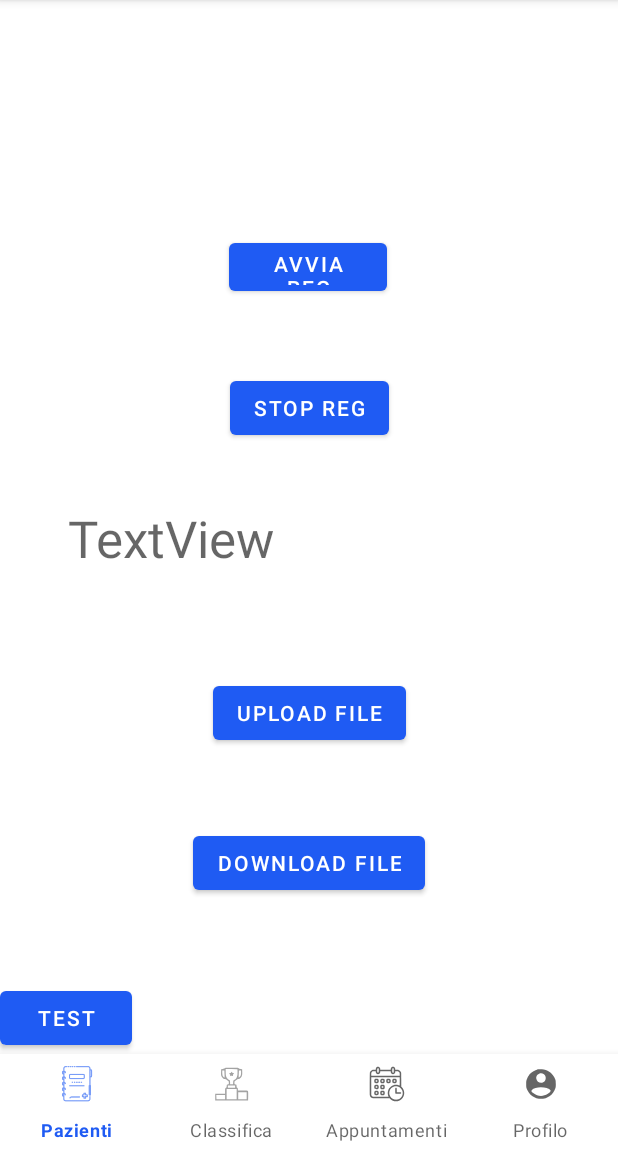
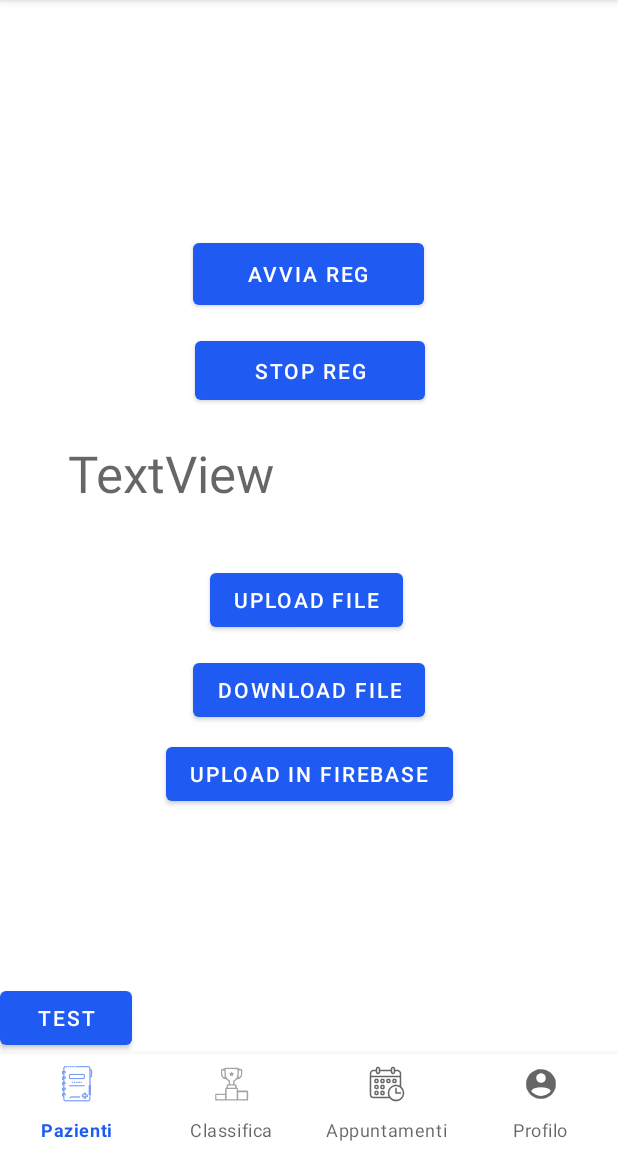
Before and after one commit to FilippoChinniUNIBA/PronuntiApp, an Android app: the fragment TestApiFragment placed in its activity, on a phone screen of 412 x 824 dp, the part 84-1236 px from its top. Run offline under Robolectric (Android 15) with nearby library versions, the phone set to English and light mode, and no system bars; our stand-ins replace Firebase (no records; nobody signed in at launch, a user with empty details on screens opened directly); libraries missing offline, so code that uses them is left out: com.google.auth.oauth2, com.google.cloud.speech, com.google.cloud.storage.

Commit message:
update TestApiFragment.java with firebaseUpload

```diff
--- a/app/build.gradle.kts
+++ b/app/build.gradle.kts
@@ -43,6 +43,7 @@ dependencies {
     implementation("androidx.constraintlayout:constraintlayout:2.1.4")
     implementation("com.google.firebase:firebase-database:20.3.0")
     implementation ("com.google.firebase:firebase-auth:22.3.1")
+    implementation("com.google.firebase:firebase-storage:20.3.0")
     testImplementation("junit:junit:4.13.2")
     androidTestImplementation("androidx.test.ext:junit:1.1.5")
     androidTestImplementation("androidx.test.espresso:espresso-core:3.5.1")
--- a/app/src/main/res/layout/test_fragment_test_api.xml
+++ b/app/src/main/res/layout/test_fragment_test_api.xml
@@ -7,8 +7,8 @@
 
     <Button
         android:id="@+id/buttonAvviaRegistrazione"
-        android:layout_width="105dp"
-        android:layout_height="44dp"
+        android:layout_width="154dp"
+        android:layout_height="53dp"
         android:layout_marginStart="158dp"
         android:layout_marginTop="156dp"
         android:layout_marginEnd="159dp"
@@ -19,14 +19,14 @@
 
     <Button
         android:id="@+id/buttonStopRegistrazione"
-        android:layout_width="wrap_content"
-        android:layout_height="wrap_content"
+        android:layout_width="153dp"
+        android:layout_height="51dp"
         android:layout_marginStart="158dp"
-        android:layout_marginTop="48dp"
+        android:layout_marginTop="12dp"
         android:layout_marginEnd="159dp"
         android:text="Stop REG"
         app:layout_constraintEnd_toEndOf="parent"
-        app:layout_constraintHorizontal_bias="0.461"
+        app:layout_constraintHorizontal_bias="0.482"
         app:layout_constraintStart_toStartOf="parent"
         app:layout_constraintTop_toBottomOf="@+id/buttonAvviaRegistrazione" />
 
@@ -35,7 +35,7 @@
         android:layout_width="321dp"
         android:layout_height="59dp"
         android:layout_marginStart="176dp"
-        android:layout_marginTop="40dp"
+        android:layout_marginTop="20dp"
         android:layout_marginEnd="177dp"
         android:text="TextView"
         android:textAppearance="@style/TextAppearance.AppCompat.Display1"
@@ -48,9 +48,10 @@
         android:id="@+id/buttonUploadFile"
         android:layout_width="wrap_content"
         android:layout_height="wrap_content"
-        android:layout_marginTop="56dp"
+        android:layout_marginTop="24dp"
         android:text="Upload file"
         app:layout_constraintEnd_toEndOf="parent"
+        app:layout_constraintHorizontal_bias="0.495"
         app:layout_constraintStart_toStartOf="parent"
         app:layout_constraintTop_toBottomOf="@+id/textViewSpeechToText" />
 
@@ -58,10 +59,20 @@
         android:id="@+id/buttonDownloadFile"
         android:layout_width="wrap_content"
         android:layout_height="wrap_content"
-        android:layout_marginTop="52dp"
+        android:layout_marginTop="12dp"
         android:text="download file"
         app:layout_constraintEnd_toEndOf="parent"
         app:layout_constraintStart_toStartOf="parent"
         app:layout_constraintTop_toBottomOf="@+id/buttonUploadFile" />
 
+    <Button
+        android:id="@+id/buttonUpdloadinfirebase"
+        android:layout_width="wrap_content"
+        android:layout_height="wrap_content"
+        android:layout_marginTop="8dp"
+        android:text="upload in firebase"
+        app:layout_constraintEnd_toEndOf="parent"
+        app:layout_constraintStart_toStartOf="parent"
+        app:layout_constraintTop_toBottomOf="@+id/buttonDownloadFile" />
+
 </androidx.constraintlayout.widget.ConstraintLayout>
```
Also changed, not shown: app/src/main/java/it/uniba/dib/sms2324/num15/PronuntiApp/testingTODELETE/TestApiFragment.java (+39 -1 lines).
